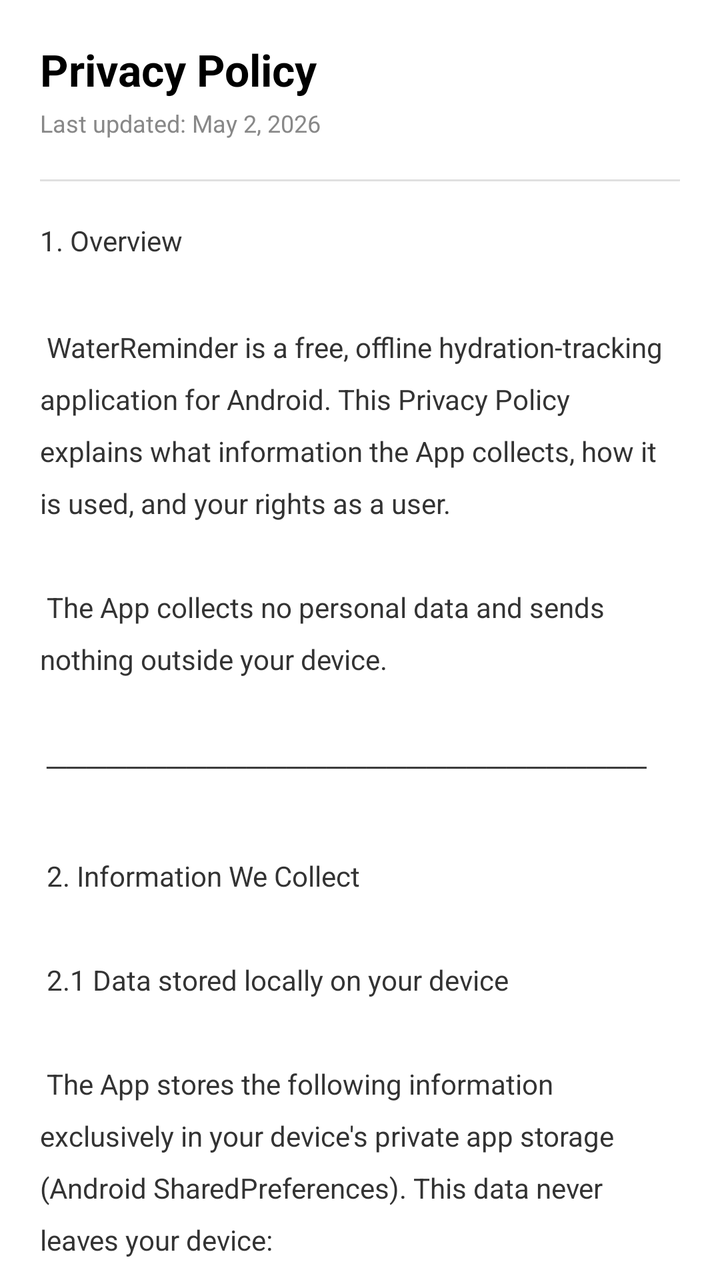
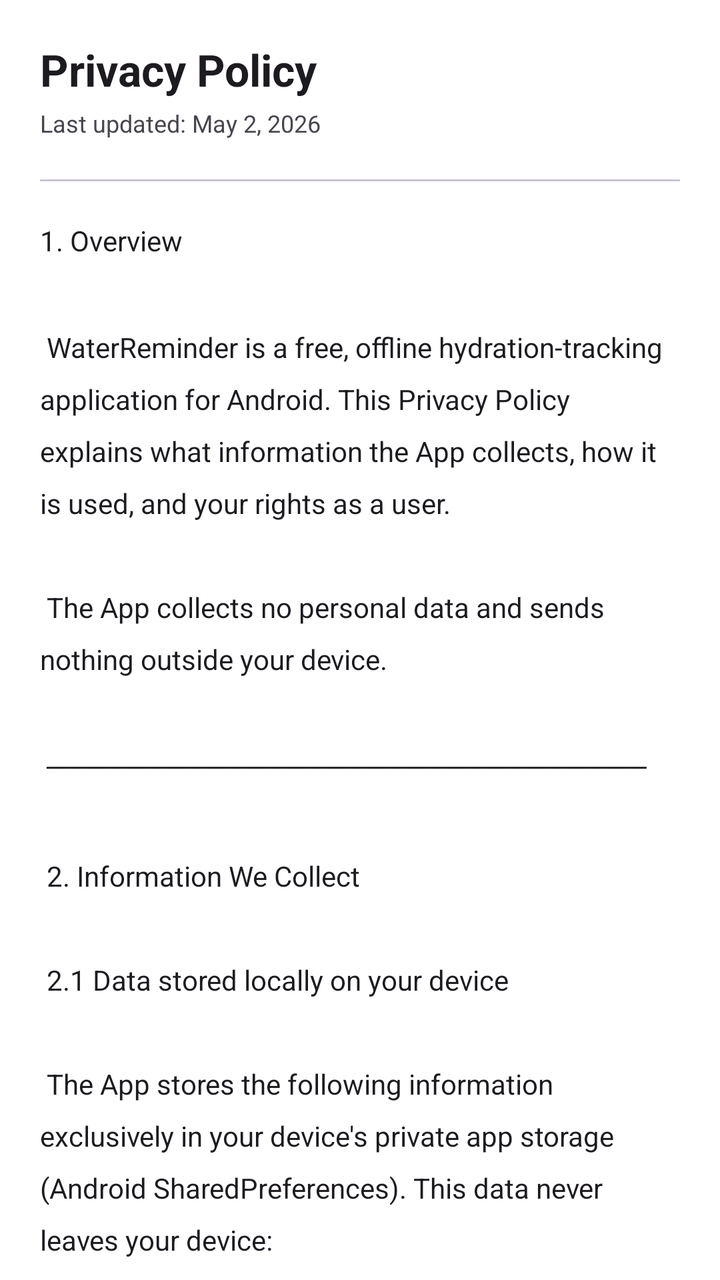

Two renders of the same Android screen: before a commit and after it. Below are the layout's source before the change and the commit's diff.
<!-- AndroidManifest.xml: application theme Theme.WaterReminder -->
<!-- res/layout/fragment_privacypolicy.xml -->
<?xml version="1.0" encoding="utf-8"?>
<androidx.core.widget.NestedScrollView xmlns:android="http://schemas.android.com/apk/res/android"
    android:layout_width="match_parent"
    android:layout_height="match_parent"
    android:background="#FFFFFF">

    <LinearLayout
        android:layout_width="match_parent"
        android:layout_height="wrap_content"
        android:orientation="vertical"
        android:padding="20dp">

        <TextView
            android:layout_width="wrap_content"
            android:layout_height="wrap_content"
            android:text="Privacy Policy"
            android:textSize="22sp"
            android:textColor="#000000"
            android:textStyle="bold"
            android:layout_marginBottom="4dp" />

        <TextView
            android:layout_width="wrap_content"
            android:layout_height="wrap_content"
            android:text="Last updated: May 2, 2026"
            android:textSize="12sp"
            android:textColor="#888888"
            android:layout_marginBottom="20dp" />

        <View
            android:layout_width="match_parent"
            android:layout_height="1dp"
            android:background="#E0E0E0"
            android:layout_marginBottom="20dp" />

        <TextView
            android:id="@+id/textview_second"
            android:layout_width="match_parent"
            android:layout_height="wrap_content"
            android:text="@string/privacy_policy_text"
            android:textSize="14sp"
            android:textColor="#333333"
            android:lineSpacingMultiplier="1.6" />

    </LinearLayout>

</androidx.core.widget.NestedScrollView>
<!-- resources referenced by this layout -->
<resources>
  <string name="privacy_policy_text">
  1. Overview\n\n
  WaterReminder is a free, offline hydration-tracking application for Android. This Privacy Policy explains what information the App collects, how it is used, and your rights as a user.\n\n
  The App collects no personal data and sends nothing outside your device.\n\n
  ──────────────────────────────\n\n
  2. Information We Collect\n\n
  2.1 Data stored locally on your device\n\n
  The App stores the following information exclusively in your device\'s private app storage (Android SharedPreferences). This data never leaves your device:\n\n
  • Daily water intake — track progress toward the daily goal\n
  • Historical daily intake — display the 7-day analytics chart\n
  • Daily goal and unit preference — personalise the experience\n
  • Reminder schedule configuration — trigger notifications at chosen times\n
  • Streak counter — show consecutive days the goal was met\n
  • Custom quick-add button value — remember your personalised shortcut\n
  • Notification on/off flag — respect your notification preference\n
  • Tutorial completion flag — avoid showing the intro more than once\n\n
  2.2 Data we do NOT collect\n\n
  • No name, email address, or personally identifiable information\n
  • No location data\n
  • No device identifiers\n
  • No usage analytics or event telemetry\n
  • No crash or error reports\n
  • No camera, microphone, or contacts access\n
  • No data shared with third parties\n\n
  ──────────────────────────────\n\n
  3. Internet and Network Access\n\n
  The App does not request Internet or network permissions. It is entirely offline by design. No data is ever transmitted to any server, cloud service, or third party.\n\n
  ──────────────────────────────\n\n
  4. Third-Party Libraries\n\n
  The App uses open-source libraries that operate strictly on-device:\n\n
  • MPAndroidChart — renders the 7-day intake bar chart\n
  • TapTargetView — displays the interactive first-launch tutorial\n
  • AndroidX / Material Components — standard UI components\n\n
  None of these libraries collect, transmit, or process personal data.\n\n
  ──────────────────────────────\n\n
  5. Notifications\n\n
  Reminders are delivered as local notifications generated entirely on your device using Android\'s AlarmManager. No notification content or delivery data is sent to any external service. You can disable notifications at any time from the Reminders screen or your device notification settings.\n\n
  ──────────────────────────────\n\n
  6. Permissions\n\n
  • Display hydration reminder notifications (Android 13+)\n
  • Reschedule reminders after a device reboot\n
  • Deliver reminders at the exact times you configured (Android 12+)\n\n
  No other permissions are requested or used.\n\n
  ──────────────────────────────\n\n
  7. Data Retention and Deletion\n\n
  All data is stored locally in your device\'s private storage and accessible only to the App. To delete all data:\n\n
  • Clear app data: Device Settings → Apps → WaterReminder → Storage → Clear Data\n
  • Or simply uninstall the App.\n\n
  There is no remote backup to delete because no data is ever uploaded.\n\n
  ──────────────────────────────\n\n
  8. Children\'s Privacy\n\n
  The App does not collect any personal information from anyone. It is safe for use by all ages.\n\n
  ──────────────────────────────\n\n
  9. Changes to This Policy\n\n
  If a future version of the App introduces features that change these data practices, this policy will be updated and the user will be notified.\n\n
  ──────────────────────────────\n\n
  David Ricardo\n
      </string>
  <style name="Theme.WaterReminder" parent="Base.Theme.WaterReminder" />
  <style name="Base.Theme.WaterReminder" parent="Theme.Material3.DayNight.NoActionBar">
          
          
      </style>
</resources>

<!-- the commit's change to res/layout/fragment_privacypolicy.xml (unified diff, before → after) -->
@@ -2,7 +2,7 @@
 <androidx.core.widget.NestedScrollView xmlns:android="http://schemas.android.com/apk/res/android"
     android:layout_width="match_parent"
     android:layout_height="match_parent"
-    android:background="#FFFFFF">
+    android:background="@color/page_background">
 
     <LinearLayout
         android:layout_width="match_parent"
@@ -15,7 +15,7 @@
             android:layout_height="wrap_content"
             android:text="Privacy Policy"
             android:textSize="22sp"
-            android:textColor="#000000"
+            android:textColor="?attr/colorOnSurface"
             android:textStyle="bold"
             android:layout_marginBottom="4dp" />
 
@@ -24,13 +24,13 @@
             android:layout_height="wrap_content"
             android:text="Last updated: May 2, 2026"
             android:textSize="12sp"
-            android:textColor="#888888"
+            android:textColor="?attr/colorOnSurfaceVariant"
             android:layout_marginBottom="20dp" />
 
         <View
             android:layout_width="match_parent"
             android:layout_height="1dp"
-            android:background="#E0E0E0"
+            android:background="?attr/colorOutlineVariant"
             android:layout_marginBottom="20dp" />
 
         <TextView
@@ -39,7 +39,7 @@
             android:layout_height="wrap_content"
             android:text="@string/privacy_policy_text"
             android:textSize="14sp"
-            android:textColor="#333333"
+            android:textColor="?attr/colorOnSurface"
             android:lineSpacingMultiplier="1.6" />
 
     </LinearLayout>
<!-- resource entries referenced after the edit -->
@@ -1,5 +1,6 @@
 <!-- resources referenced by this layout -->
 <resources>
+  <color name="page_background">#FFFFFF</color>
   <string name="privacy_policy_text">
   1. Overview\n\n
   WaterReminder is a free, offline hydration-tracking application for Android. This Privacy Policy explains what information the App collects, how it is used, and your rights as a user.\n\n
